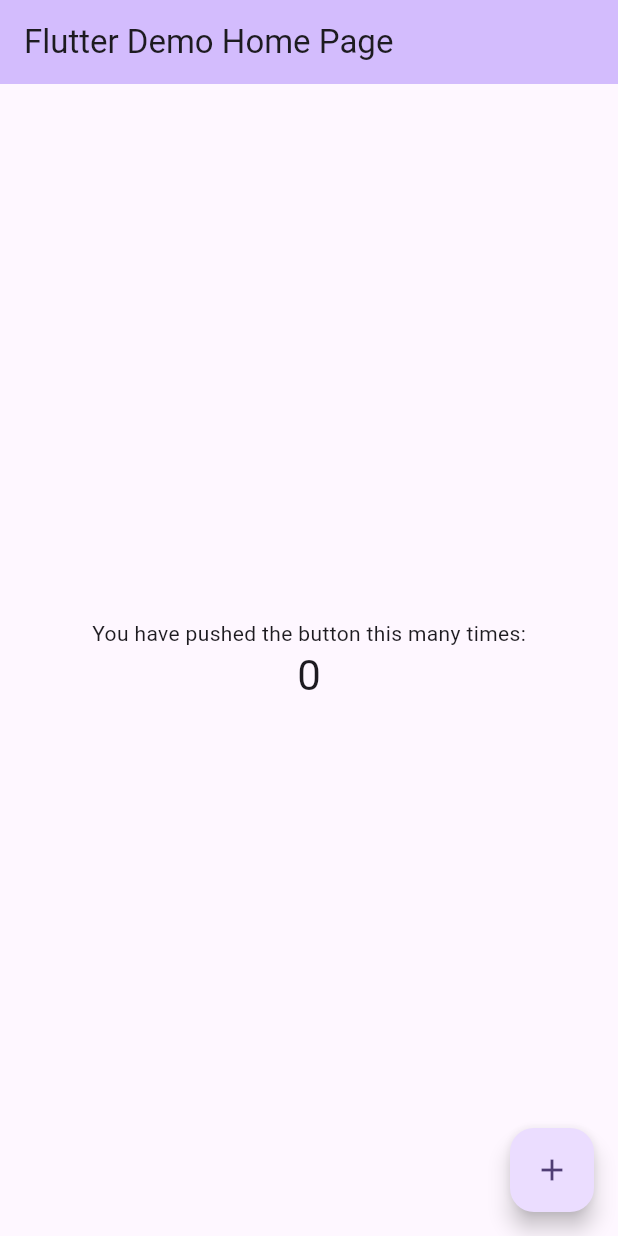
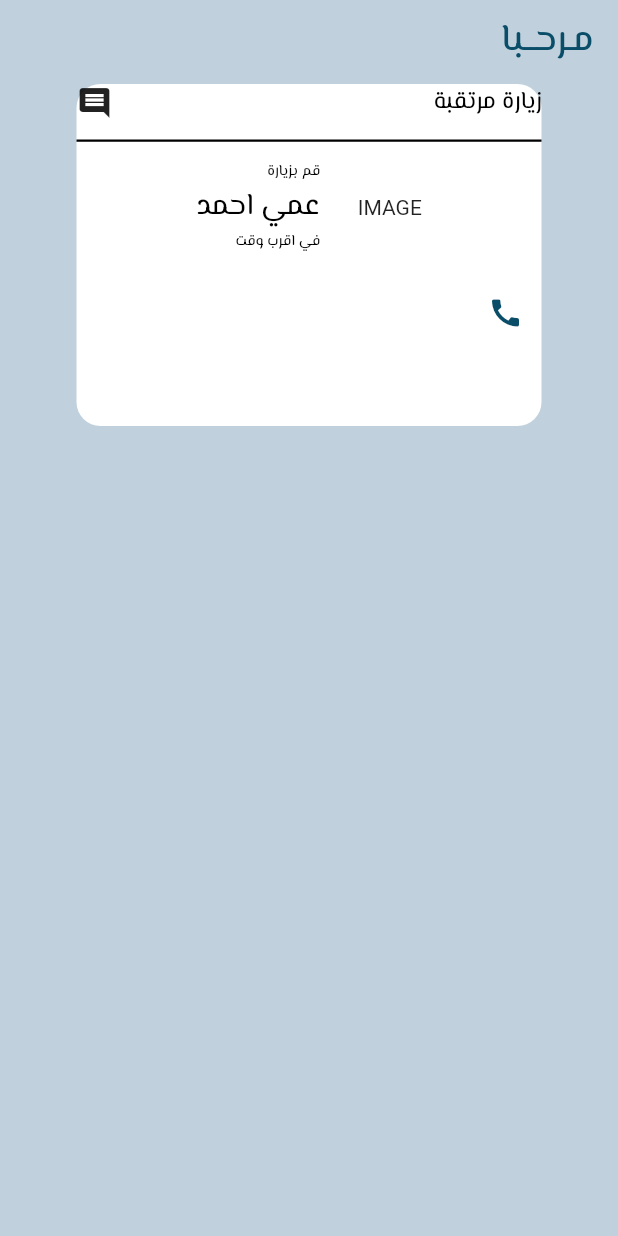
Before and after one commit to PredatoryEagle/korbaa, a Flutter app: the screen it shows after launch, on a phone screen of 412 x 824 dp. Run offline on Flutter 3.47's test engine with Material 2 defaults, Android fonts, the light colour scheme and no system bars.

Commit message:
add container widget

```diff
--- a/lib/main.dart
+++ b/lib/main.dart
@@ -9,13 +9,10 @@ class MyApp extends StatelessWidget {
 
   @override
   Widget build(BuildContext context) {
-    return MaterialApp(
+    return const MaterialApp(
+      debugShowCheckedModeBanner: false,
       title: 'Flutter Demo',
-      theme: ThemeData(
-        colorScheme: ColorScheme.fromSeed(seedColor: Colors.deepPurple),
-        useMaterial3: true,
-      ),
-      home: const MyHomePage(title: 'Flutter Demo Home Page'),
+      home: MyHomePage(title: 'Flutter Demo Home Page'),
     );
   }
 }
@@ -30,39 +27,108 @@ class MyHomePage extends StatefulWidget {
 }
 
 class _MyHomePageState extends State<MyHomePage> {
-  int _counter = 0;
-
-  void _incrementCounter() {
-    setState(() {
-      _counter++;
-    });
-  }
 
   @override
   Widget build(BuildContext context) {
-    return Scaffold(
+    return Directionality(
+      textDirection: TextDirection.rtl,
+      child: Scaffold(
+        backgroundColor: const Color(0xffC0D1DD),
         appBar: AppBar(
-        backgroundColor: Theme.of(context).colorScheme.inversePrimary,
-        title: Text(widget.title),
+          elevation: 0.0,
+          title: Text("مـرحــبا",
+            style: TextStyle(
+              fontSize: 25.0,
+              color: Color(0xff0A4D68),
+              fontFamily: 'ElMessiri-VariableFont_wght'
+            )),
+          backgroundColor: const Color(0xffC0D1DD),
         ),
-      body: Center(
+        body: Column(
+          mainAxisAlignment: MainAxisAlignment.start,
+          crossAxisAlignment: CrossAxisAlignment.center,
+          children: [
+            Center(
+              child: Container(
+                decoration: BoxDecoration(
+                  color: Colors.white,
+                  borderRadius: BorderRadius.circular(16)
+                ),
+                height: 228,
+                width: 310,
                 child: Column(
+                  crossAxisAlignment: CrossAxisAlignment.start,
+                  mainAxisAlignment: MainAxisAlignment.start,
+                  children: [
+                    Row(
+                      mainAxisAlignment: MainAxisAlignment.spaceBetween,
+                      children: [
+                        Text("زيارة مرتقبة",
+                        style: TextStyle(
+                          color: Colors.black,
+                          fontFamily: 'ElMessiri-VariableFont_wght',
+                          fontSize: 16.0,
+                        ),
+                        ),
+                        Icon(
+                          Icons.comment
+                        )
+                      ],
+                    ),
+                    Divider(
+                      color: Colors.black,
+                      thickness: 1.5,
+                      height: 25.5,
+                    ),
+                    Row(
                       mainAxisAlignment: MainAxisAlignment.center,
-          children: <Widget>[
-            const Text(
-              'You have pushed the button this many times:',
+                      children: [
+                        Text('IMAGE'),
+                        SizedBox(
+                          width: 25.0,
                         ),
-            Text(
-              '$_counter',
-              style: Theme.of(context).textTheme.headlineMedium,
+                        Column(
+                          mainAxisAlignment: MainAxisAlignment.center,
+                          crossAxisAlignment: CrossAxisAlignment.start,
+                          children: [
+                            Text("قم بزيارة",
+                            style: TextStyle(
+                              fontFamily: 'ElMessiri-VariableFont_wght',
+                              color: Colors.black,
+                              fontSize: 10.0
+                            ),
+                            ),
+                            Text('عمي احمد',
+                            style: TextStyle(
+                              fontFamily: 'ElMessiri-VariableFont_wght',
+                              color: Colors.black,
+                              fontSize: 20.0
+                            ),),
+                            Text('في اقرب وقت',
+                            style: TextStyle(
+                              fontFamily: 'ElMessiri-VariableFont_wght',
+                              color: Colors.black,
+                              fontSize: 10.0
+                            ),
+                            )
+                          ],
+                        )
+                      ],
+                    ),
+                    SizedBox(
+                      height: 15.0,
+                    ),
+                    IconButton.filled(onPressed:(){}, icon:
+                    Icon(Icons.call,
+                    color: Color(0xff0A4D68),
+                    ),
                     ),
                     ],
                 ),
               ),
-      floatingActionButton: FloatingActionButton(
-        onPressed: _incrementCounter,
-        tooltip: 'Increment',
-        child: const Icon(Icons.add),
+            ),
+          ],
+        )
       ),
     );
   }
```
Also changed, not shown: pubspec.yaml (+4 -4 lines), fonts/ElMessiri-VariableFont_wght.ttf (added), 1 other file. Lines whose indentation alone changed are shown as unchanged.
